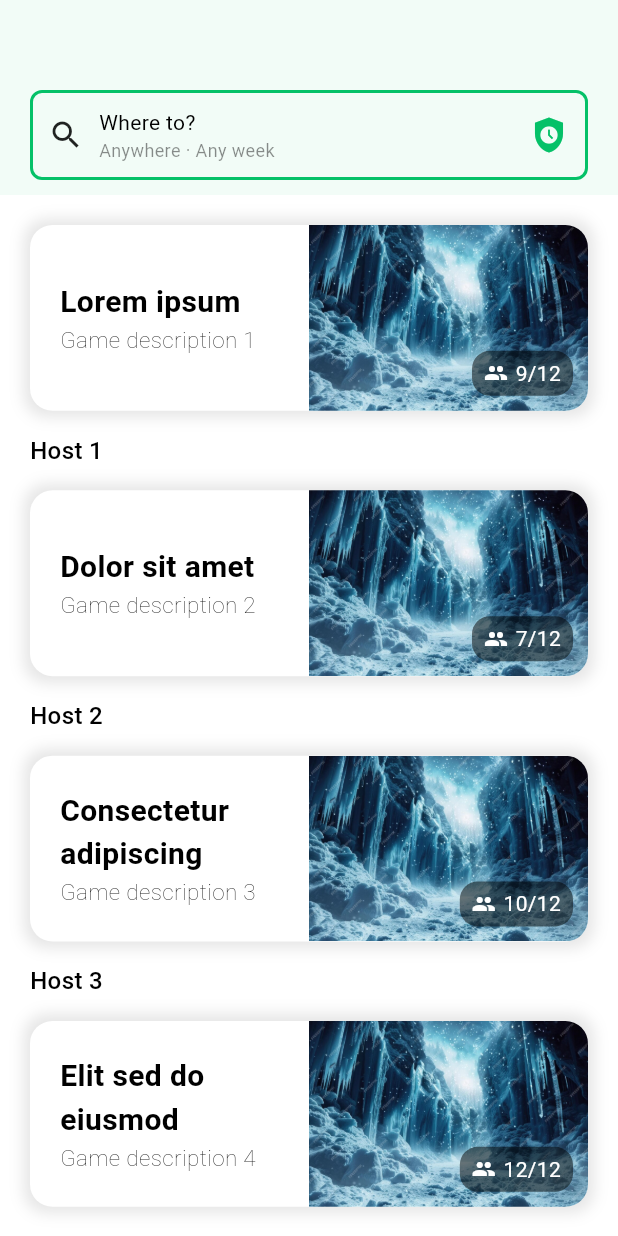
After one commit to ralphsins/lace-up, a Flutter app: the Lobies screen opened directly, on a phone screen of 412 x 824 dp. The commit adds this screen. Run offline on Flutter 3.47's test engine with Material 3 defaults, Android fonts, the phone set to English and light mode, and no system bars; our stand-ins replace iconsax; missing offline and left inert: drop_down_list.

Commit message:
create loby

```diff
--- a/lib/data/pages.dart
+++ b/lib/data/pages.dart
@@ -1,6 +1,7 @@
 import 'package:flutter/material.dart';
 import 'package:iconsax/iconsax.dart';
 import 'package:senior_shabeb/pages/Explore/explore.dart';
+import 'package:senior_shabeb/pages/lobies/lobies.dart';
 
 final menu = [
   {
@@ -13,7 +14,7 @@ final menu = [
   },
   {
     'icon': Iconsax.book_square,
-    'destination': const Center(child: Text('Booking')),
+    'destination': const Lobies(),
   },
   {
     'icon': Iconsax.notification,
--- a/lib/pages/Explore/explore_appBar.dart
+++ b/lib/pages/Explore/explore_appBar.dart
@@ -10,7 +10,7 @@ class ExploreAppbar extends StatelessWidget implements PreferredSizeWidget {
   @override
   Widget build(BuildContext context) {
     return AppBar(
-      elevation: 0,
+      elevation: 1,
       backgroundColor: Colors.white,
       automaticallyImplyLeading: false,
       flexibleSpace: Padding(
--- /dev/null
+++ b/lib/pages/lobies/lobby_card.dart
@@ -0,0 +1,109 @@
+import 'package:flutter/material.dart';
+
+class LobbyCard extends StatelessWidget {
+  final String title;
+  final String description;
+  final String host;
+  final String players;
+  final String image;
+
+  const LobbyCard({
+    super.key,
+    required this.title,
+    required this.description,
+    required this.host,
+    required this.players,
+    required this.image,
+  });
+
+  @override
+  Widget build(BuildContext context) {
+    return Column(
+      crossAxisAlignment: CrossAxisAlignment.start,
+      children: [
+        Container(
+          decoration: BoxDecoration(
+            borderRadius: BorderRadius.circular(15),
+            boxShadow: [
+              BoxShadow(
+                color: Colors.black.withOpacity(0.1),
+                spreadRadius: 4,
+                blurRadius: 8,
+              ),
+            ],
+            color: Colors.white,
+          ),
+          child: Row(
+            children: [
+                Expanded(
+                flex: 1,
+                child: Padding(
+                  padding: const EdgeInsets.only(left: 20),
+                  child: Column(
+                    crossAxisAlignment: CrossAxisAlignment.start,
+                    children: [
+                      Text(
+                        title,
+                        style: const TextStyle(
+                            fontWeight: FontWeight.bold, fontSize: 20),
+                      ),
+                      Text(
+                        description,
+                        style: const TextStyle(
+                            fontWeight: FontWeight.w100, fontSize: 15),
+                      ),
+                    ],
+                  ),
+                ),
+              ),
+              Expanded(
+                flex: 1,
+                child: Stack(
+                  children: [
+                    ClipRRect(
+                      borderRadius: const BorderRadius.only(
+                        topRight: Radius.circular(15),
+                        bottomRight: Radius.circular(15),
+                      ),
+                      child: Image.asset(image, fit: BoxFit.cover),
+                    ),
+                    Positioned(
+                      bottom: 10,
+                      right: 10,
+                      child: Container(
+                        padding: const EdgeInsets.symmetric(
+                            vertical: 5, horizontal: 8),
+                        decoration: BoxDecoration(
+                          color: Colors.black.withOpacity(0.5),
+                          borderRadius: BorderRadius.circular(12),
+                        ),
+                        child: Row(
+                          children: [
+                           const  Icon(Icons.people, color: Colors.white, size: 16),
+                            const SizedBox(width: 5),
+                            Text(
+                              players,
+                              style:
+                                 const  TextStyle(color: Colors.white, fontSize: 14),
+                            ),
+                          ],
+                        ),
+                      ),
+                    ),
+                  ],
+                ),
+              ),
+            ],
+          ),
+        ),
+        Padding(
+          padding: const EdgeInsets.symmetric(vertical: 15),
+          child: Text(
+            host,
+            style: TextStyle(fontWeight: FontWeight.w500, fontSize: 16),
+          ),
+        ),
+      ],
+    );
+  }
+}
--- /dev/null
+++ b/lib/pages/lobies/lobies.dart
@@ -0,0 +1,72 @@
+import 'package:flutter/material.dart';
+import 'package:senior_shabeb/pages/Explore/explore_appBar.dart';
+import 'package:senior_shabeb/pages/lobies/lobby_card.dart';
+
+class Lobies extends StatefulWidget {
+  const Lobies({super.key});
+
+  @override
+  State<Lobies> createState() => _LobiesState();
+}
+
+class _LobiesState extends State<Lobies> {
+  final List<Map<String, String>> lobbies = [
+    {
+      'title': 'Lorem ipsum',
+      'description': 'Game description 1',
+      'host': 'Host 1',
+      'players': '9/12',
+      'image': 'images/test.jpg',
+    },
+    {
+      'title': 'Dolor sit amet',
+      'description': 'Game description 2',
+      'host': 'Host 2',
+      'players': '7/12',
+      'image': 'images/test.jpg',
+    },
+    {
+      'title': 'Consectetur adipiscing',
+      'description': 'Game description 3',
+      'host': 'Host 3',
+      'players': '10/12',
+      'image': 'images/test.jpg',
+    },
+    {
+      'title': 'Elit sed do eiusmod',
+      'description': 'Game description 4',
+      'host': 'Host 4',
+      'players': '12/12',
+      'image': 'images/test.jpg',
+    },
+  ];
+
+  @override
+  Widget build(BuildContext context) {
+    return Scaffold(
+      body: Column(
+        children: [
+          const ExploreAppbar(),
+          Expanded(
+            child: ListView.builder(
+              padding: const EdgeInsets.all(20),
+              itemCount: lobbies.length,
+              itemBuilder: (context, index) {
+                return InkWell(
+                  onTap: () {},
+                  child: LobbyCard(
+                    title: lobbies[index]['title']!,
+                    description: lobbies[index]['description']!,
+                    host: lobbies[index]['host']!,
+                    players: lobbies[index]['players']!,
+                    image: lobbies[index]['image']!,
+                  ),
+                );
+              },
+            ),
+          ),
+        ],
+      ),
+    );
+  }
+}
```
Also changed, not shown: lib/main.dart (+10 -2 lines), lib/pages/Explore/explore.dart (+14 -6 lines), lib/pages/book/book_venue.dart (added, +208 -0 lines), images/image.png (added).
